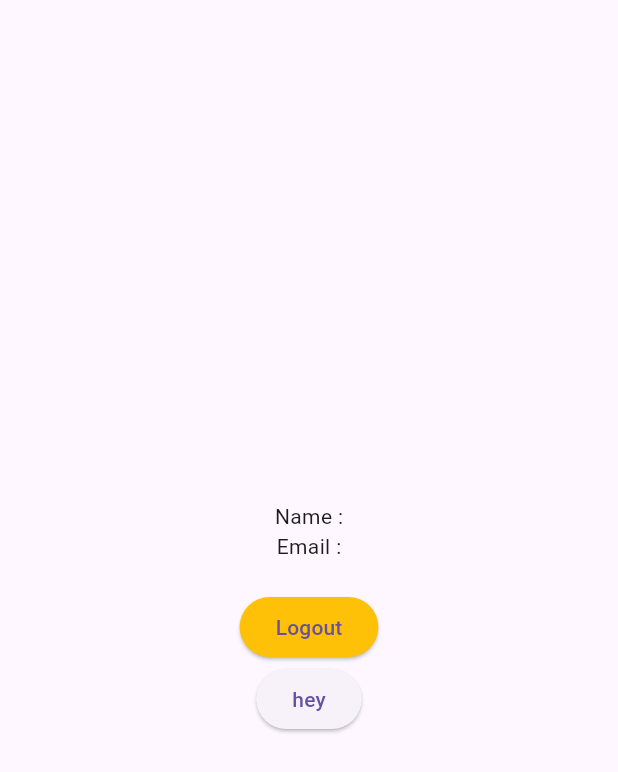
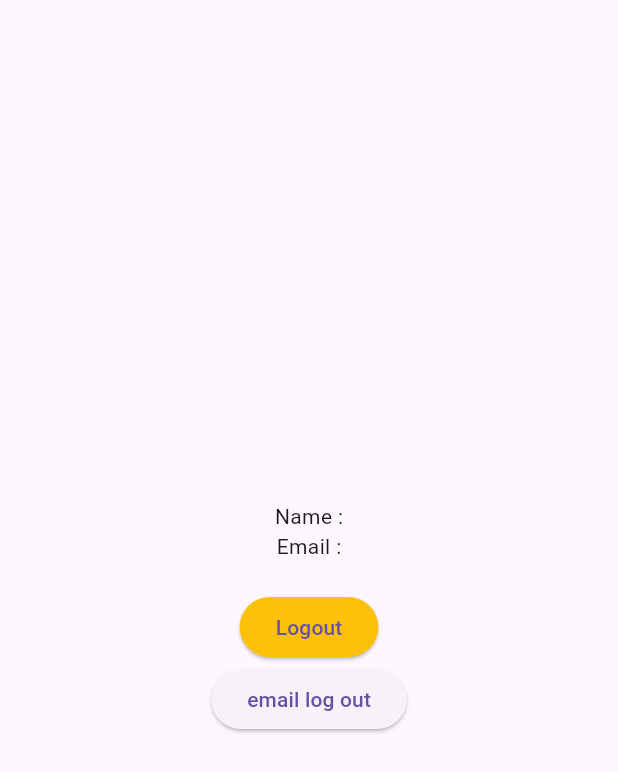
Before and after one commit to Roshandevelops/student_records, a Flutter app: the screen it shows once a user with an empty profile is signed in, on a phone screen of 412 x 824 dp. Shown: the top 772 px of the screen. Run offline on Flutter 3.47's test engine with Material 3 defaults, Android fonts, the phone set to English and light mode, and no system bars; our stand-ins replace firebase_auth, firebase_core, flutter_otp_text_field, font_awesome_flutter, google_sign_in, intl_phone_field; accounts and stored records are empty.

Commit message:
email creation done,some more to do

```diff
--- a/lib/main.dart
+++ b/lib/main.dart
@@ -1,7 +1,7 @@
 import 'package:firebase_auth/firebase_auth.dart';
 import 'package:firebase_sample/controller/google_sign_in_provider.dart';
-import 'package:firebase_sample/view/home/widget/login_widget.dart';
-import 'package:firebase_sample/view/homee/home_screen.dart';
+import 'package:firebase_sample/view/auth/widgets/login_widget.dart';
+import 'package:firebase_sample/view/home/home_screen.dart';
 import 'package:flutter/material.dart';
 import 'package:firebase_core/firebase_core.dart';
 import 'package:firebase_sample/firebase_options.dart';
@@ -34,29 +34,13 @@ class MyApp extends StatelessWidget {
           return MaterialApp(
             debugShowCheckedModeBanner: false,
             home: snapshot.connectionState == ConnectionState.waiting
-                ? Center(child: CircularProgressIndicator())
+                ?const Center(child: CircularProgressIndicator())
                 : snapshot.hasError
-                    ? Text("Something went wrong")
+                    ?const Text("Something went wrong")
                     : snapshot.hasData
-                        ? HomeScreen()
-                        : LoginWidget(),
+                        ?const HomeScreen()
+                        :const LoginWidget(),
           );
-          //    if (snapshot.connectionState == ConnectionState.waiting) {
-          //   return const Center(child: CircularProgressIndicator());
-          // } else if (snapshot.hasError) {
-          //   return const Center(
-          //     child: Text("Something went wrong"),
-          //   );
-          // } else if (snapshot.hasData) {
-          //   return MaterialApp(
-          //   theme: ThemeData(
-          //     scaffoldBackgroundColor: kwhite,
-          //   ),
-          //   debugShowCheckedModeBanner: false,
-          //   home: const HomeScreen(),
-          // );
-          // }
-          // return const LoginWidget();
         },
       ),
     );
--- a/lib/view/home/widget/phone_widget/number_screen.dart
+++ b/lib/view/auth/view/number_screen.dart
@@ -1,5 +1,5 @@
-import 'package:firebase_sample/view/home/widget/phone_widget/intphone_field_widget.dart';
-import 'package:firebase_sample/view/home/widget/phone_widget/stack_widget.dart';
+import 'package:firebase_sample/view/auth/widgets/login_intlphone_field_widget.dart';
+import 'package:firebase_sample/view/auth/widgets/login_intl_stack_widget.dart';
 import 'package:flutter/material.dart';
 
 class NumberScreen extends StatelessWidget {
--- a/lib/view/home/widget/phone_widget/stack_widget.dart
+++ b/lib/view/auth/widgets/login_intl_stack_widget.dart
@@ -1,4 +1,4 @@
-import 'package:firebase_sample/view/home/widget/phone_widget/waveclipper.dart';
+import 'package:firebase_sample/view/auth/widgets/login_intl_stack_waveclipper.dart';
 import 'package:firebase_sample/widgets/constants.dart';
 import 'package:flutter/material.dart';
 
--- a/lib/view/home/widget/phone_widget/intphone_field_widget.dart
+++ b/lib/view/auth/widgets/login_intlphone_field_widget.dart
@@ -1,5 +1,5 @@
 import 'dart:developer';
-import 'package:firebase_sample/view/home/widget/phone_widget/otp_screen.dart';
+import 'package:firebase_sample/view/auth/view/otp_screen.dart';
 import 'package:firebase_sample/widgets/constants.dart';
 import 'package:flutter/material.dart';
 import 'package:flutter/services.dart';
--- a/lib/view/home/widget/phone_google_button_widget.dart
+++ b/lib/view/auth/widgets/login_phone_google_button_widget.dart
@@ -1,7 +1,7 @@
 import 'dart:developer';
 
 import 'package:firebase_sample/controller/google_sign_in_provider.dart';
-import 'package:firebase_sample/view/home/widget/phone_widget/number_screen.dart';
+import 'package:firebase_sample/view/auth/view/number_screen.dart';
 import 'package:firebase_sample/widgets/outlined_button_widget.dart';
 import 'package:flutter/material.dart';
 import 'package:font_awesome_flutter/font_awesome_flutter.dart';
--- a/lib/view/home/widget/register_now_widget.dart
+++ b/lib/view/auth/widgets/login_register_now_widget.dart
@@ -1,4 +1,4 @@
-import 'package:firebase_sample/view/home/widget/register_now_screen.dart';
+import 'package:firebase_sample/view/auth/view/register_now_screen.dart';
 import 'package:flutter/material.dart';
 
 class LoginRegisterNowWidget extends StatelessWidget {
--- a/lib/view/home/widget/login_widget.dart
+++ b/lib/view/auth/widgets/login_widget.dart
@@ -1,4 +1,4 @@
-import 'package:firebase_sample/view/home/widget/login_column_widget.dart';
+import 'package:firebase_sample/view/auth/widgets/login_column_widget.dart';
 import 'package:flutter/material.dart';
 
 class LoginWidget extends StatefulWidget {
--- a/lib/view/homee/home_screen.dart
+++ b/lib/view/home/home_screen.dart
@@ -13,12 +13,11 @@ class HomeScreen extends StatelessWidget {
   Widget build(BuildContext context) {
     final userName = FirebaseAuth.instance.currentUser!;
     return Scaffold(
-
       body: Center(
         child: Column(
           mainAxisAlignment: MainAxisAlignment.center,
           children: [
-            Text("Name :${userName.displayName!}"),
+            Text("Name :${userName.email!}"),
             Text("Email :${userName.email!}"),
             kHeight20,
             ElevatedButton(
@@ -29,13 +28,13 @@ class HomeScreen extends StatelessWidget {
               },
               child: const Text("Logout"),
             ),
-
             ElevatedButton(
               onPressed: () {
-                log("hey button clicked");
+                FirebaseAuth.instance.signOut();
+                log("email loging out");
               },
-              child: Text("hey"),
-            )
+              child: Text("email log out"),
+            ),
           ],
         ),
       ),
```
Also changed, not shown: lib/view/auth/view/otp_screen.dart (renamed from lib/view/home/widget/phone_widget/otp_screen.dart, +13 -11 lines), lib/view/auth/view/register_now_screen.dart (renamed from lib/view/home/widget/register_now_screen.dart, +67 -11 lines), lib/view/auth/widgets/login_column_widget.dart (renamed from lib/view/home/widget/login_column_widget.dart, +4 -4 lines), lib/view/auth/widgets/login_container_widget.dart (renamed from lib/view/home/widget/login_screen_container_widget.dart, +5 -7 lines), lib/view/auth/widgets/login_sign_button_widget.dart (renamed from lib/view/home/widget/login_sign_button_widget.dart, +4 -7 lines), lib/view/auth/widgets/login_textformfieldwidget.dart (renamed from lib/view/home/login_textformfieldwidget.dart, +22 -6 lines), lib/widgets/textformfield_widget.dart (+4 -5 lines), lib/view/auth/widgets/login_checkbox_row_widget.dart (renamed from lib/view/home/widget/login_checkbox_row_widget.dart), lib/view/auth/widgets/login_heading_widget.dart (renamed from lib/view/home/widget/login_heading_widget.dart), lib/view/auth/widgets/login_intl_stack_waveclipper.dart (renamed from lib/view/home/widget/phone_widget/waveclipper.dart).
